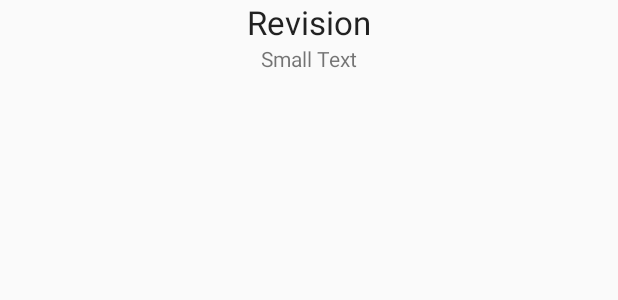
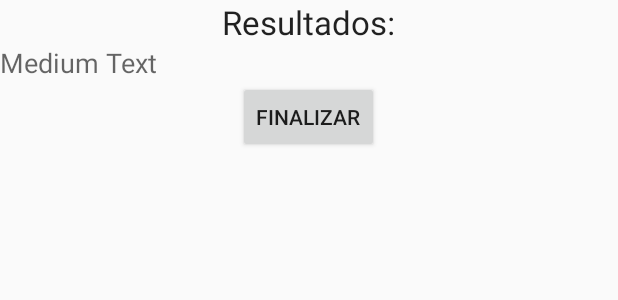
Before and after one commit to luisloyola/GoCheck-MobileApp, an Android app: the layout activity_revision.xml on its own in the app's theme, with its tools: preview values and no code run, on a phone screen of 412 x 824 dp. Shown: the top 300 px of the screen. Run offline under Robolectric (Android 15) with nearby library versions, the light colour scheme and no system bars.

Commit message:
ADD: RevisionActivity

```diff
--- a/app/src/main/res/layout/activity_revision.xml
+++ b/app/src/main/res/layout/activity_revision.xml
@@ -7,15 +7,22 @@
         android:layout_width="wrap_content"
         android:layout_height="wrap_content"
         android:textAppearance="?android:attr/textAppearanceLarge"
-        android:text="Revision"
+        android:text="Resultados:"
         android:id="@+id/textView_revision"
         android:layout_gravity="center_horizontal" />
 
     <TextView
         android:layout_width="wrap_content"
         android:layout_height="wrap_content"
-        android:textAppearance="?android:attr/textAppearanceSmall"
-        android:text="Small Text"
-        android:id="@+id/textView_revisionEvaluacionID"
+        android:textAppearance="?android:attr/textAppearanceMedium"
+        android:text="Medium Text"
+        android:id="@+id/textView_RevisionMensaje"
+        android:layout_gravity="left" />
+
+    <Button
+        android:layout_width="wrap_content"
+        android:layout_height="wrap_content"
+        android:text="Finalizar"
+        android:id="@+id/buttonRevisionFinalizar"
         android:layout_gravity="center_horizontal" />
 </LinearLayout>
```
Also changed, not shown: app/src/main/java/teachapps/gocheck/DummyCamaraActivity.java (+15 -0 lines), app/src/main/java/teachapps/gocheck/RevisionActivity.java (+45 -4 lines).
